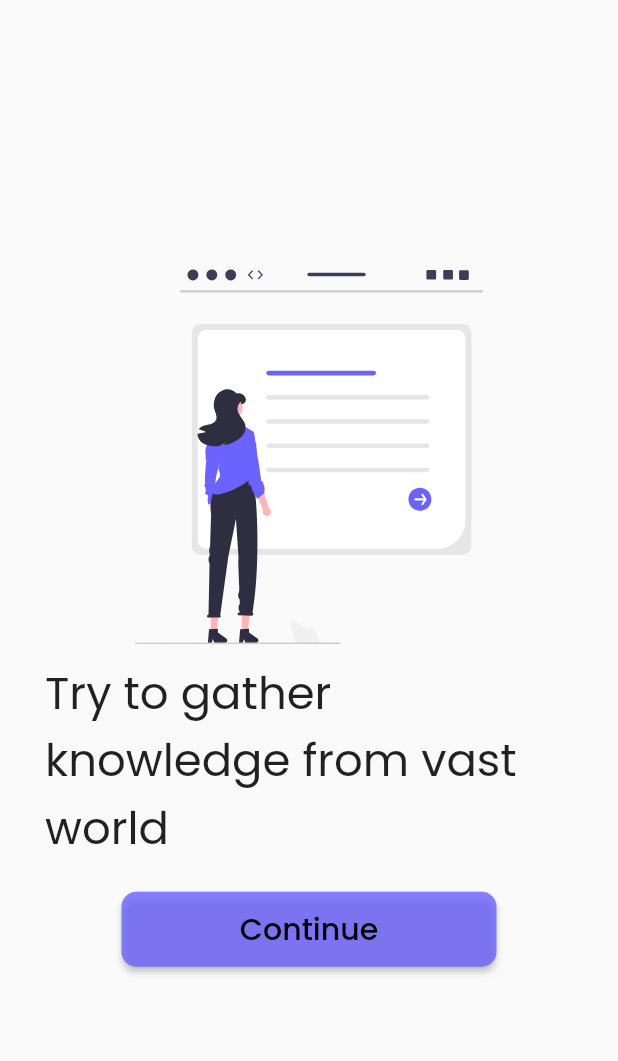
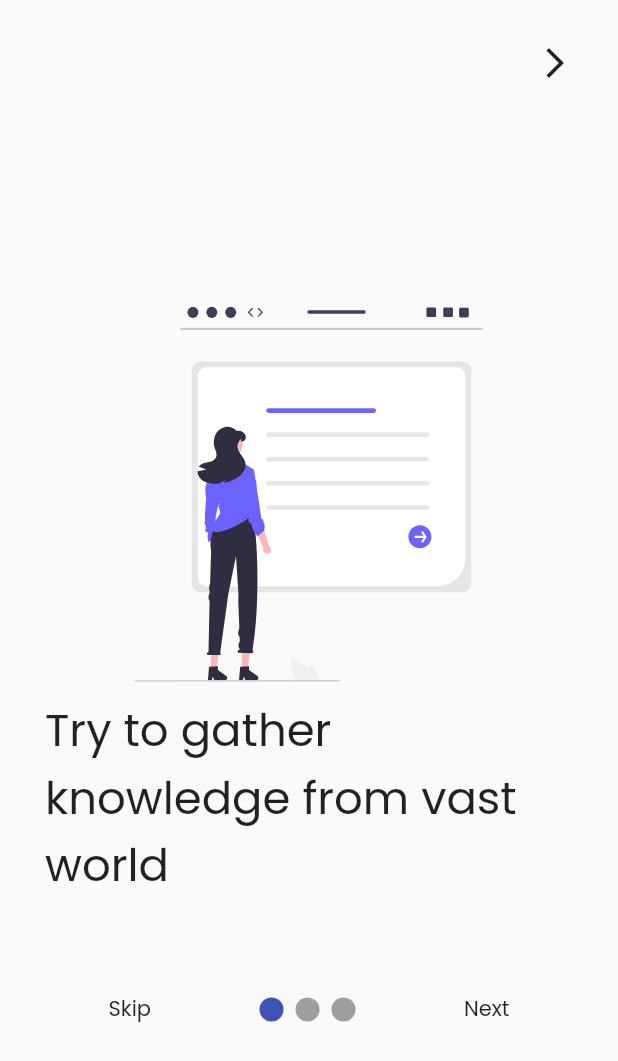
Before and after one commit to Saon00/fec-thesis-publish, a Flutter app: the screen it shows after launch, on a phone screen of 412 x 824 dp. Shown: the top 1061 px of the screen. Run offline on Flutter 3.47's test engine with Material 2 defaults, Android fonts, the phone set to English and light mode, and no system bars; drawn by our look-alikes of smooth_page_indicator; our stand-ins replace file_picker, flutter_svg, font_awesome_flutter, get, google_fonts.

Commit message:
new style added in splash screen

```diff
--- a/lib/screens/splashs/spalsh_screen.dart
+++ b/lib/screens/splashs/spalsh_screen.dart
@@ -1,7 +1,11 @@
+import 'package:fecthesispublish/constants/app_fonts.dart';
+import 'package:fecthesispublish/screens/auths/sign_in_screen.dart';
 import 'package:fecthesispublish/screens/splashs/welcome_screen1.dart';
+import 'package:fecthesispublish/screens/splashs/welcome_screen2.dart';
+import 'package:fecthesispublish/screens/splashs/welcome_screen3.dart';
 import 'package:flutter/material.dart';
 import 'package:get/get.dart';
-import 'package:rive/rive.dart';
+import 'package:smooth_page_indicator/smooth_page_indicator.dart';
 
 class SplashScreen extends StatefulWidget {
   const SplashScreen({super.key});
@@ -11,20 +15,77 @@ class SplashScreen extends StatefulWidget {
 }
 
 class _SplashScreenState extends State<SplashScreen> {
-  @override
-  void initState() {
-    super.initState();
-    Future.delayed(const Duration(seconds: 3))
-        .then((value) => Get.off(const WelcomeScreen1()));
-  }
+  // @override
+  // void initState() {
+  //   super.initState();
+  //   Future.delayed(const Duration(seconds: 7))
+  //       .then((value) => Get.off(const WelcomeScreen1()));
+  // }
+
+  final PageController _controller = PageController();
+  bool onLastPage = false;
 
   @override
   Widget build(BuildContext context) {
-    return const Scaffold(
+    return Scaffold(
       body: SafeArea(
-        child: Center(
-          child: Expanded(
-              child: RiveAnimation.asset('assets/animations/walk.riv')),
+        child: Stack(
+          children: [
+            PageView(
+              controller: _controller,
+              onPageChanged: (value) {
+                setState(() {
+                  onLastPage = (value == 2);
+                });
+              },
+              children: const [
+                WelcomeScreen1(),
+                WelcomeScreen2(),
+                WelcomeScreen3()
+              ],
+            ),
+            Container(
+                alignment: const Alignment(0, .65),
+                child: Row(
+                  mainAxisAlignment: MainAxisAlignment.spaceEvenly,
+                  children: [
+                    // skip button
+                    GestureDetector(
+                      onTap: () {
+                        _controller.jumpToPage(2);
+                      },
+                      child: Text("Skip", style: popins),
+                    ),
+
+                    // dot indicator
+                    SmoothPageIndicator(
+                      controller: _controller,
+                      count: 3,
+                    ),
+
+                    // onLastPage
+
+                    // next ? done button
+                    onLastPage
+                        ? GestureDetector(
+                            onTap: () {
+                              setState(() {
+                                Get.offAll(const SignInScreen());
+                              });
+                            },
+                            child: Text("Done", style: popins),
+                          )
+                        : GestureDetector(
+                            onTap: () {
+                              _controller.nextPage(
+                                  duration: const Duration(milliseconds: 1500),
+                                  curve: Curves.decelerate);
+                            },
+                            child: Text("Next", style: popins),
+                          ),
+                  ],
+                )),
+          ],
         ),
       ),
     );
--- a/lib/screens/splashs/splash_widget.dart
+++ b/lib/screens/splashs/splash_widget.dart
@@ -1,7 +1,6 @@
 import 'package:flutter/material.dart';
 import 'package:flutter_svg/svg.dart';
 
-import '../../constants/app_colors.dart';
 import '../../constants/app_fonts.dart';
 
 class SpalshWidget extends StatelessWidget {
@@ -21,8 +20,12 @@ class SpalshWidget extends StatelessWidget {
       body: SafeArea(
         child: Padding(
           padding: const EdgeInsets.all(30),
-          child: Center(
-            child: Column(
+          child: Stack(children: [
+            const Align(
+              alignment: Alignment.topRight,
+              child: Icon(Icons.arrow_forward_ios_outlined),
+            ),
+            Column(
               mainAxisAlignment: MainAxisAlignment.center,
               children: [
                 SvgPicture.asset(
@@ -39,29 +42,29 @@ class SpalshWidget extends StatelessWidget {
                 const SizedBox(
                   height: 20,
                 ),
-                SizedBox(
-                  width: 250,
-                  height: 50,
-                  child: ElevatedButton(
-                    style: ElevatedButton.styleFrom(
-                      backgroundColor: purple.withOpacity(.8),
-                      shape: RoundedRectangleBorder(
-                        borderRadius: BorderRadius.circular(
-                          10,
-                        ),
-                      ),
-                    ),
-                    onPressed: onTap,
-                    child: Text("Continue",
-                        style: popins.copyWith(
-                            fontSize: 20,
-                            color: black,
-                            fontWeight: FontWeight.w500)),
-                  ),
-                )
+                // SizedBox(
+                //   width: 250,
+                //   height: 50,
+                //   child: ElevatedButton(
+                //     style: ElevatedButton.styleFrom(
+                //       backgroundColor: purple.withOpacity(.8),
+                //       shape: RoundedRectangleBorder(
+                //         borderRadius: BorderRadius.circular(
+                //           10,
+                //         ),
+                //       ),
+                //     ),
+                //     onPressed: onTap,
+                //     child: Text("Continue",
+                //         style: popins.copyWith(
+                //             fontSize: 20,
+                //             color: black,
+                //             fontWeight: FontWeight.w500)),
+                //   ),
+                // )
               ],
             ),
-          ),
+          ]),
         ),
       ),
     );
--- a/pubspec.yaml
+++ b/pubspec.yaml
@@ -25,6 +25,7 @@ dependencies:
   file_picker: ^5.2.11
   flutter_svg: ^2.0.7
   rive: ^0.11.12
+  smooth_page_indicator: ^1.1.0
 
 
 dev_dependencies:
@@ -33,7 +34,6 @@ dev_dependencies:
 
 
   flutter_lints: ^2.0.0
-  # rive: ^0.11.12
 
 flutter:
 
```
Also changed, not shown: lib/screens/splashs/welcome_screen3.dart (added, +22 -0 lines), pubspec.lock.
